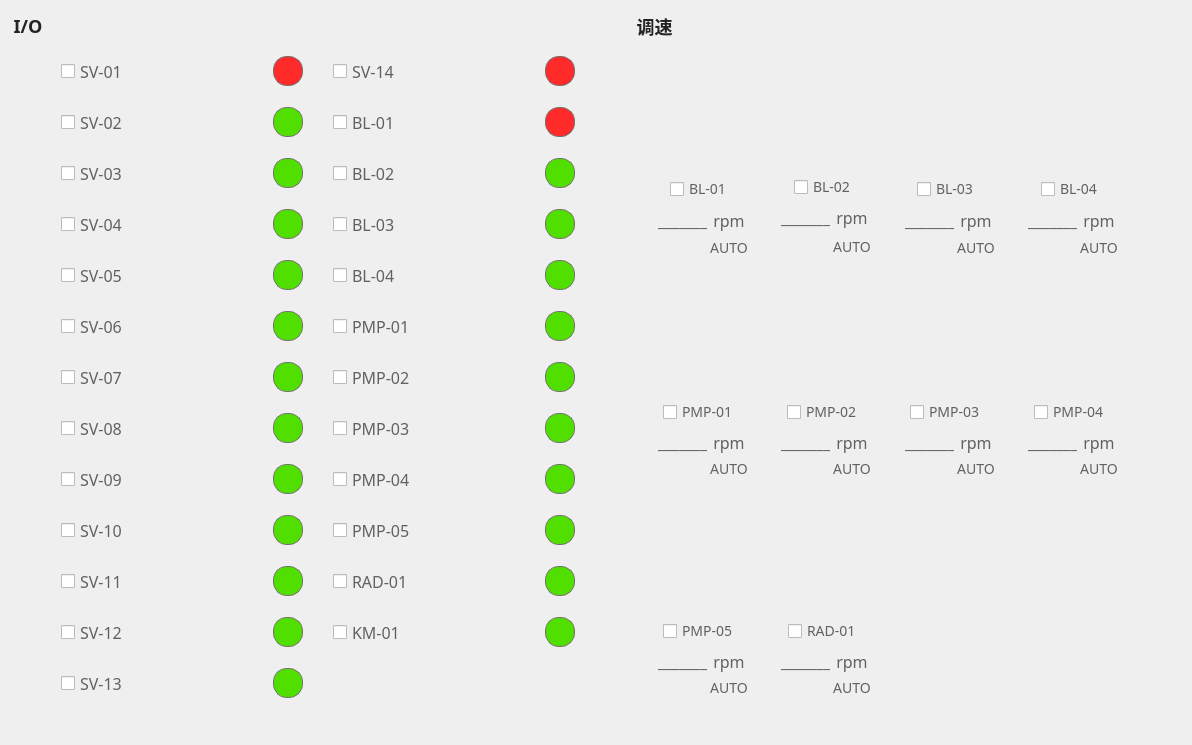
The window that ControlPanel/controlpanel.ui (Hccccc1/MOH_viewer) describes before a commit, drawn with Qt 5.
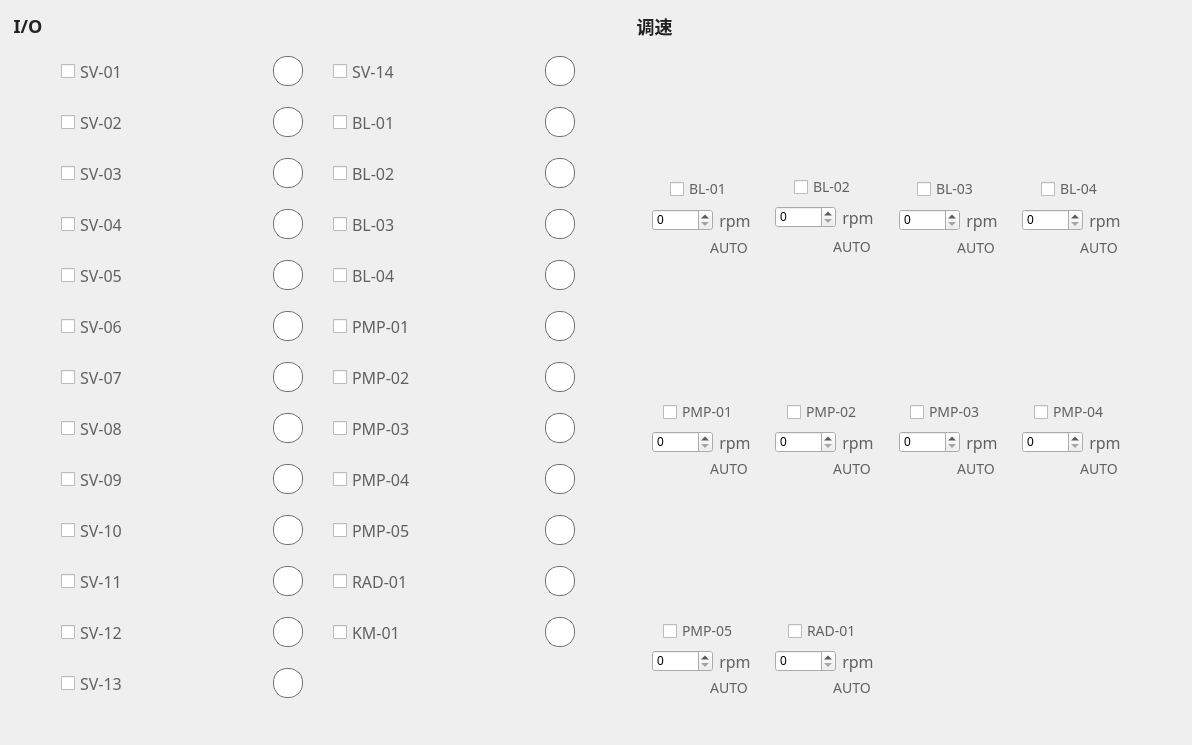
The same window after the commit. Icons and pictures are not drawn. Custom widgets are drawn as their Qt base class.

```diff
--- a/ControlPanel/controlpanel.ui
+++ b/ControlPanel/controlpanel.ui
@@ -109,7 +109,7 @@
 max-width:28px;
 max-height:28px;
 border-radius:14px;
-background:rgba(81,223,0,1);
+background:rgba(255,255,255,1);
 border:1px solid rgba(112,112,112,1);
 }</string>
           </property>
@@ -189,7 +189,7 @@
 max-width:28px;
 max-height:28px;
 border-radius:14px;
-background:rgba(81,223,0,1);
+background:rgba(255,255,255,1);
 border:1px solid rgba(112,112,112,1);
 }</string>
           </property>
@@ -269,7 +269,7 @@
 max-width:28px;
 max-height:28px;
 border-radius:14px;
-background:rgba(81,223,0,1);
+background:rgba(255,255,255,1);
 border:1px solid rgba(112,112,112,1);
 }</string>
           </property>
@@ -349,7 +349,7 @@
 max-width:28px;
 max-height:28px;
 border-radius:14px;
-background:rgba(81,223,0,1);
+background:rgba(255,255,255,1);
 border:1px solid rgba(112,112,112,1);
 }</string>
           </property>
@@ -429,7 +429,7 @@
 max-width:28px;
 max-height:28px;
 border-radius:14px;
-background:rgba(81,223,0,1);
+background:rgba(255,255,255,1);
 border:1px solid rgba(112,112,112,1);
 }</string>
           </property>
@@ -509,7 +509,7 @@
 max-width:28px;
 max-height:28px;
 border-radius:14px;
-background:rgba(81,223,0,1);
+background:rgba(255,255,255,1);
 border:1px solid rgba(112,112,112,1);
 }</string>
           </property>
@@ -589,7 +589,7 @@
 max-width:28px;
 max-height:28px;
 border-radius:14px;
-background:rgba(81,223,0,1);
+background:rgba(255,255,255,1);
 border:1px solid rgba(112,112,112,1);
 }</string>
           </property>
@@ -669,7 +669,7 @@
 max-width:28px;
 max-height:28px;
 border-radius:14px;
-background:rgba(81,223,0,1);
+background:rgba(255,255,255,1);
 border:1px solid rgba(112,112,112,1);
 }</string>
           </property>
@@ -749,7 +749,7 @@
 max-width:28px;
 max-height:28px;
 border-radius:14px;
-background:rgba(81,223,0,1);
+background:rgba(255,255,255,1);
 border:1px solid rgba(112,112,112,1);
 }</string>
           </property>
@@ -829,7 +829,7 @@
 max-width:28px;
 max-height:28px;
 border-radius:14px;
-background:rgba(81,223,0,1);
+background:rgba(255,255,255,1);
 border:1px solid rgba(112,112,112,1);
 }</string>
           </property>
@@ -909,7 +909,7 @@
 max-width:28px;
 max-height:28px;
 border-radius:14px;
-background:rgba(255,42,42,1);
+background:rgba(255,255,255,1);
 border:1px solid rgba(112,112,112,1);
 }</string>
           </property>
@@ -989,7 +989,7 @@
 max-width:28px;
 max-height:28px;
 border-radius:14px;
-background:rgba(81,223,0,1);
+background:rgba(255,255,255,1);
 border:1px solid rgba(112,112,112,1);
 }</string>
           </property>
@@ -1069,7 +1069,7 @@
 max-width:28px;
 max-height:28px;
 border-radius:14px;
-background:rgba(81,223,0,1);
+background:rgba(255,255,255,1);
 border:1px solid rgba(112,112,112,1);
 }</string>
           </property>
@@ -1149,7 +1149,7 @@
 max-width:28px;
 max-height:28px;
 border-radius:14px;
-background:rgba(81,223,0,1);
+background:rgba(255,255,255,1);
 border:1px solid rgba(112,112,112,1);
 }</string>
           </property>
@@ -1229,7 +1229,7 @@
 max-width:28px;
 max-height:28px;
 border-radius:14px;
-background:rgba(81,223,0,1);
+background:rgba(255,255,255,1);
 border:1px solid rgba(112,112,112,1);
 }</string>
           </property>
@@ -1309,7 +1309,7 @@
 max-width:28px;
 max-height:28px;
 border-radius:14px;
-background:rgba(81,223,0,1);
+background:rgba(255,255,255,1);
 border:1px solid rgba(112,112,112,1);
 }</string>
           </property>
@@ -1389,7 +1389,7 @@
 max-width:28px;
 max-height:28px;
 border-radius:14px;
-background:rgba(81,223,0,1);
+background:rgba(255,255,255,1);
 border:1px solid rgba(112,112,112,1);
 }</string>
           </property>
@@ -1469,7 +1469,7 @@
 max-width:28px;
 max-height:28px;
 border-radius:14px;
-background:rgba(81,223,0,1);
+background:rgba(255,255,255,1);
 border:1px solid rgba(112,112,112,1);
 }</string>
           </property>
@@ -1549,7 +1549,7 @@
 max-width:28px;
 max-height:28px;
 border-radius:14px;
-background:rgba(255,42,42,1);
+background:rgba(255,255,255,1);
 border:1px solid rgba(112,112,112,1);
 }</string>
           </property>
@@ -1629,7 +1629,7 @@
 max-width:28px;
 max-height:28px;
 border-radius:14px;
-background:rgba(81,223,0,1);
+background:rgba(255,255,255,1);
 border:1px solid rgba(112,112,112,1);
 }</string>
           </property>
@@ -1709,7 +1709,7 @@
 max-width:28px;
 max-height:28px;
 border-radius:14px;
-background:rgba(255,42,42,1);
+background:rgba(255,255,255,1);
 border:1px solid rgba(112,112,112,1);
 }</string>
           </property>
@@ -1789,7 +1789,7 @@
 max-width:28px;
 max-height:28px;
 border-radius:14px;
-background:rgba(81,223,0,1);
+background:rgba(255,255,255,1);
 border:1px solid rgba(112,112,112,1);
 }</string>
           </property>
@@ -1869,7 +1869,7 @@
 max-width:28px;
 max-height:28px;
 border-radius:14px;
-background:rgba(81,223,0,1);
+background:rgba(255,255,255,1);
 border:1px solid rgba(112,112,112,1);
 }</string>
           </property>
@@ -1949,7 +1949,7 @@
 max-width:28px;
 max-height:28px;
 border-radius:14px;
-background:rgba(81,223,0,1);
+background:rgba(255,255,255,1);
 border:1px solid rgba(112,112,112,1);
 }</string>
           </property>
@@ -2029,7 +2029,7 @@
 max-width:28px;
 max-height:28px;
 border-radius:14px;
-background:rgba(81,223,0,1);
+background:rgba(255,255,255,1);
 border:1px solid rgba(112,112,112,1);
 }</string>
           </property>
@@ -2191,24 +2191,9 @@
            </spacer>
           </item>
           <item>
-           <widget class="QLabel" name="speedControl_1">
-            <property name="maximumSize">
-             <size>
-              <width>49</width>
-              <height>22</height>
-             </size>
-            </property>
-            <property name="styleSheet">
-             <string notr="true">QLabel {
-font-size:16px;
-font-family:PingFang SC;
-font-weight:300;
-line-height:52px;
-color:rgba(97,97,97,1);
-}</string>
-            </property>
-            <property name="text">
-             <string>________</string>
+           <widget class="QSpinBox" name="speedControl_1">
+            <property name="maximum">
+             <number>65536</number>
             </property>
            </widget>
           </item>
@@ -2468,24 +2453,9 @@
            </spacer>
           </item>
           <item>
-           <widget class="QLabel" name="speedControl_2">
-            <property name="maximumSize">
-             <size>
-              <width>49</width>
-              <height>22</height>
-             </size>
-            </property>
-            <property name="styleSheet">
-             <string notr="true">QLabel {
-font-size:16px;
-font-family:PingFang SC;
-font-weight:300;
-line-height:52px;
-color:rgba(97,97,97,1);
-}</string>
-            </property>
-            <property name="text">
-             <string>________</string>
+           <widget class="QSpinBox" name="speedControl_2">
+            <property name="maximum">
+             <number>65536</number>
             </property>
            </widget>
           </item>
@@ -2745,24 +2715,9 @@
            </spacer>
           </item>
           <item>
-           <widget class="QLabel" name="speedControl_3">
-            <property name="maximumSize">
-             <size>
-              <width>49</width>
-              <height>22</height>
-             </size>
-            </property>
-            <property name="styleSheet">
-             <string notr="true">QLabel {
-font-size:16px;
-font-family:PingFang SC;
-font-weight:300;
-line-height:52px;
-color:rgba(97,97,97,1);
-}</string>
-            </property>
-            <property name="text">
-             <string>________</string>
+           <widget class="QSpinBox" name="speedControl_3">
+            <property name="maximum">
+             <number>65536</number>
             </property>
            </widget>
           </item>
@@ -3022,24 +2977,9 @@
            </spacer>
           </item>
           <item>
-           <widget class="QLabel" name="speedControl_4">
-            <property name="maximumSize">
-             <size>
-              <width>49</width>
-              <height>22</height>
-             </size>
-            </property>
-            <property name="styleSheet">
-             <string notr="true">QLabel {
-font-size:16px;
-font-family:PingFang SC;
-font-weight:300;
-line-height:52px;
-color:rgba(97,97,97,1);
-}</string>
-            </property>
-            <property name="text">
-             <string>________</string>
+           <widget class="QSpinBox" name="speedControl_4">
+            <property name="maximum">
+             <number>65536</number>
             </property>
            </widget>
           </item>
@@ -3299,24 +3239,9 @@
            </spacer>
           </item>
           <item>
-           <widget class="QLabel" name="speedControl_5">
-            <property name="maximumSize">
-             <size>
-              <width>49</width>
-              <height>22</height>
-             </size>
-            </property>
-            <property name="styleSheet">
-             <string notr="true">QLabel {
-font-size:16px;
-font-family:PingFang SC;
-font-weight:300;
-line-height:52px;
-color:rgba(97,97,97,1);
-}</string>
-            </property>
-            <property name="text">
-             <string>________</string>
+           <widget class="QSpinBox" name="speedControl_5">
+            <property name="maximum">
+             <number>65536</number>
             </property>
            </widget>
           </item>
@@ -3576,24 +3501,9 @@
            </spacer>
           </item>
           <item>
-           <widget class="QLabel" name="speedControl_6">
-            <property name="maximumSize">
-             <size>
-              <width>49</width>
-              <height>22</height>
-             </size>
-            </property>
-            <property name="styleSheet">
-             <string notr="true">QLabel {
-font-size:16px;
-font-family:PingFang SC;
-font-weight:300;
-line-height:52px;
-color:rgba(97,97,97,1);
-}</string>
-            </property>
-            <property name="text">
-             <string>________</string>
+           <widget class="QSpinBox" name="speedControl_6">
+            <property name="maximum">
+             <number>65536</number>
             </property>
            </widget>
           </item>
@@ -3853,24 +3763,9 @@
            </spacer>
           </item>
           <item>
-           <widget class="QLabel" name="speedControl_9">
-            <property name="maximumSize">
-             <size>
-              <width>49</width>
-              <height>22</height>
-             </size>
-            </property>
-            <property name="styleSheet">
-             <string notr="true">QLabel {
-font-size:16px;
-font-family:PingFang SC;
-font-weight:300;
-line-height:52px;
-color:rgba(97,97,97,1);
-}</string>
-            </property>
-            <property name="text">
-             <string>________</string>
+           <widget class="QSpinBox" name="speedControl_9">
+            <property name="maximum">
+             <number>65536</number>
             </property>
            </widget>
           </item>
@@ -4130,24 +4025,9 @@
            </spacer>
           </item>
           <item>
-           <widget class="QLabel" name="speedControl_10">
-            <property name="maximumSize">
-             <size>
-              <width>49</width>
-              <height>22</height>
-             </size>
-            </property>
-            <property name="styleSheet">
-             <string notr="true">QLabel {
-font-size:16px;
-font-family:PingFang SC;
-font-weight:300;
-line-height:52px;
-color:rgba(97,97,97,1);
-}</string>
-            </property>
-            <property name="text">
-             <string>________</string>
+           <widget class="QSpinBox" name="speedControl_10">
+            <property name="maximum">
+             <number>65536</number>
             </property>
            </widget>
           </item>
@@ -4407,24 +4287,9 @@
            </spacer>
           </item>
           <item>
-           <widget class="QLabel" name="speedControl_7">
-            <property name="maximumSize">
-             <size>
-              <width>49</width>
-              <height>22</height>
-             </size>
-            </property>
-            <property name="styleSheet">
-             <string notr="true">QLabel {
-font-size:16px;
-font-family:PingFang SC;
-font-weight:300;
-line-height:52px;
-color:rgba(97,97,97,1);
-}</string>
-            </property>
-            <property name="text">
-             <string>________</string>
+           <widget class="QSpinBox" name="speedControl_7">
+            <property name="maximum">
+             <number>65536</number>
             </property>
            </widget>
           </item>
@@ -4684,24 +4549,9 @@
            </spacer>
           </item>
           <item>
-           <widget class="QLabel" name="speedControl_8">
-            <property name="maximumSize">
-             <size>
-              <width>49</width>
-              <height>22</height>
-             </size>
-            </property>
-            <property name="styleSheet">
-             <string notr="true">QLabel {
-font-size:16px;
-font-family:PingFang SC;
-font-weight:300;
-line-height:52px;
-color:rgba(97,97,97,1);
-}</string>
-            </property>
-            <property name="text">
-             <string>________</string>
+           <widget class="QSpinBox" name="speedControl_8">
+            <property name="maximum">
+             <number>65536</number>
             </property>
            </widget>
           </item>
```
Left out of the diff: 62 changed lines with no effect on the pictures.
